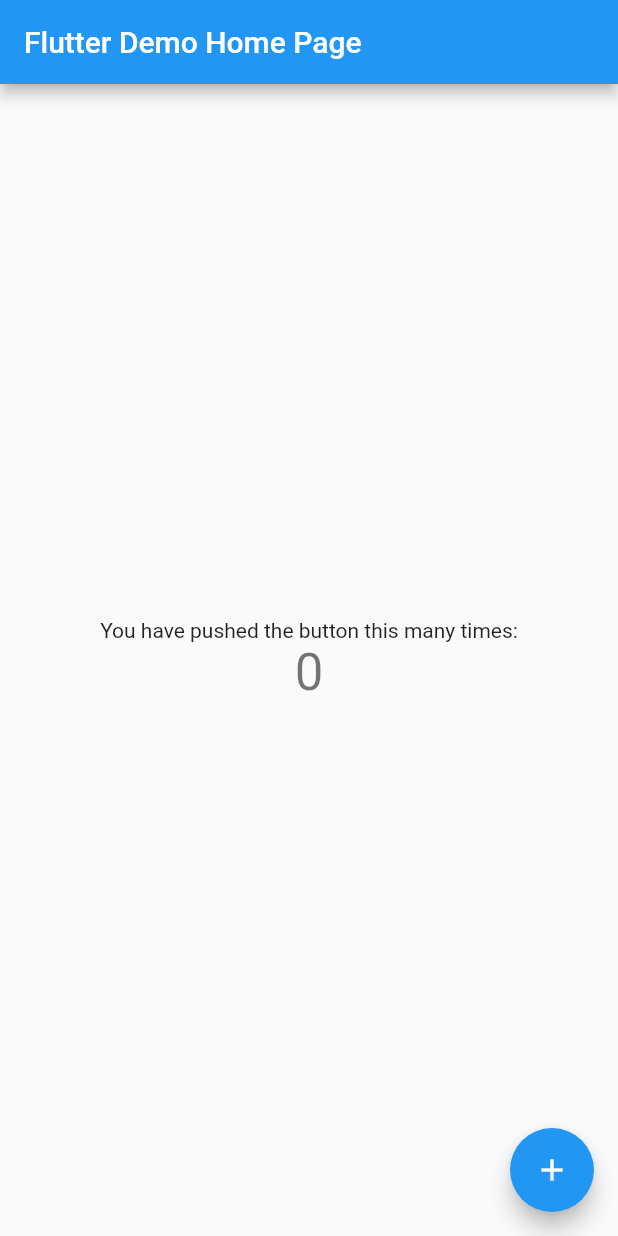
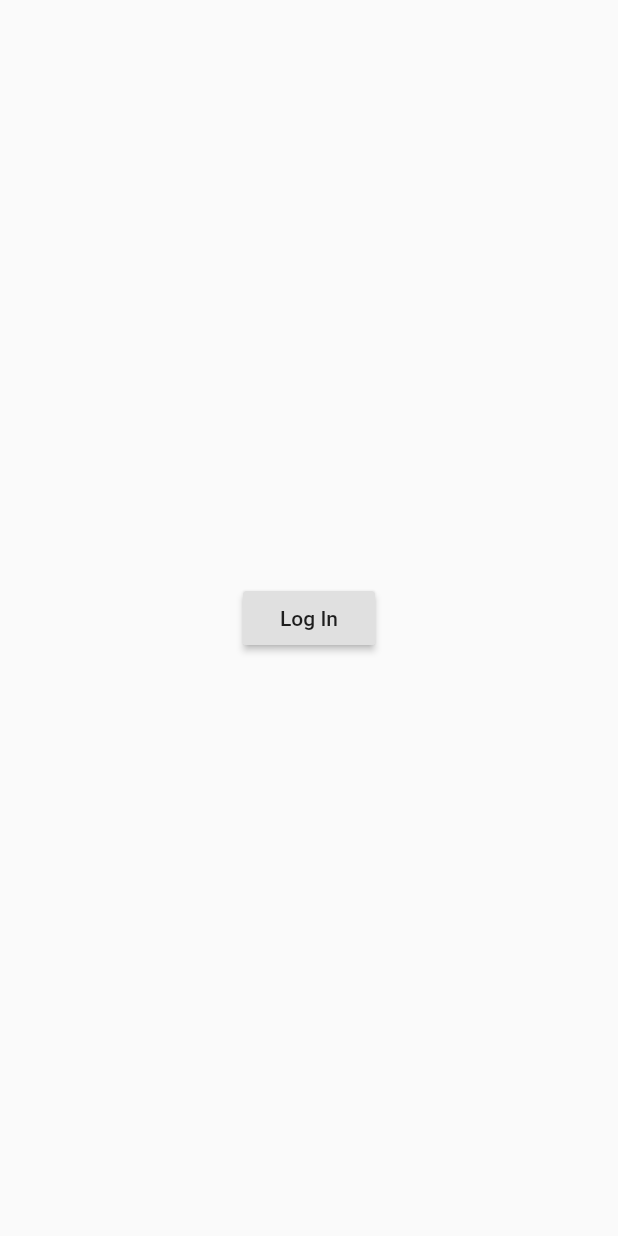
Before and after one commit to dsc-tiu/DSC-TIU-APP, a Flutter app: the screen it shows after launch, on a phone screen of 412 x 824 dp. Run offline on Flutter 3.47's test engine with Material 2 defaults, Android fonts, the phone set to English and light mode, and no system bars; our stand-ins replace firebase_auth, google_sign_in; accounts and stored records are empty.

```diff
--- a/lib/main.dart
+++ b/lib/main.dart
@@ -1,111 +1,23 @@
+import 'package:dsc_tiu/utils/root_page.dart';
+import 'package:firebase_auth/firebase_auth.dart';
 import 'package:flutter/material.dart';
+import 'package:flutter/services.dart';
+import 'package:provider/provider.dart';
 
-void main() => runApp(MyApp());
+Future<void> main() async {
+  WidgetsFlutterBinding.ensureInitialized();
+  SystemChrome.setPreferredOrientations(
+      [DeviceOrientation.portraitUp, DeviceOrientation.portraitDown]);
+
+  runApp(MyApp());
+}
 
 class MyApp extends StatelessWidget {
-  // This widget is the root of your application.
   @override
   Widget build(BuildContext context) {
-    return MaterialApp(
-      title: 'Flutter Demo',
-      theme: ThemeData(
-        // This is the theme of your application.
-        //
-        // Try running your application with "flutter run". You'll see the
-        // application has a blue toolbar. Then, without quitting the app, try
-        // changing the primarySwatch below to Colors.green and then invoke
-        // "hot reload" (press "r" in the console where you ran "flutter run",
-        // or simply save your changes to "hot reload" in a Flutter IDE).
-        // Notice that the counter didn't reset back to zero; the application
-        // is not restarted.
-        primarySwatch: Colors.blue,
-      ),
-      home: MyHomePage(title: 'Flutter Demo Home Page'),
+    return StreamProvider<FirebaseUser>.value(
+      value: FirebaseAuth.instance.onAuthStateChanged,
+      child: RootPage(),
     );
   }
 }
-
-class MyHomePage extends StatefulWidget {
-  MyHomePage({Key key, this.title}) : super(key: key);
-
-  // This widget is the home page of your application. It is stateful, meaning
-  // that it has a State object (defined below) that contains fields that affect
-  // how it looks.
-
-  // This class is the configuration for the state. It holds the values (in this
-  // case the title) provided by the parent (in this case the App widget) and
-  // used by the build method of the State. Fields in a Widget subclass are
-  // always marked "final".
-
-  final String title;
-
-  @override
-  _MyHomePageState createState() => _MyHomePageState();
-}
-
-class _MyHomePageState extends State<MyHomePage> {
-  int _counter = 0;
-
-  void _incrementCounter() {
-    setState(() {
-      // This call to setState tells the Flutter framework that something has
-      // changed in this State, which causes it to rerun the build method below
-      // so that the display can reflect the updated values. If we changed
-      // _counter without calling setState(), then the build method would not be
-      // called again, and so nothing would appear to happen.
-      _counter++;
-    });
-  }
-
-  @override
-  Widget build(BuildContext context) {
-    // This method is rerun every time setState is called, for instance as done
-    // by the _incrementCounter method above.
-    //
-    // The Flutter framework has been optimized to make rerunning build methods
-    // fast, so that you can just rebuild anything that needs updating rather
-    // than having to individually change instances of widgets.
-    return Scaffold(
-      appBar: AppBar(
-        // Here we take the value from the MyHomePage object that was created by
-        // the App.build method, and use it to set our appbar title.
-        title: Text(widget.title),
-      ),
-      body: Center(
-        // Center is a layout widget. It takes a single child and positions it
-        // in the middle of the parent.
-        child: Column(
-          // Column is also a layout widget. It takes a list of children and
-          // arranges them vertically. By default, it sizes itself to fit its
-          // children horizontally, and tries to be as tall as its parent.
-          //
-          // Invoke "debug painting" (press "p" in the console, choose the
-          // "Toggle Debug Paint" action from the Flutter Inspector in Android
-          // Studio, or the "Toggle Debug Paint" command in Visual Studio Code)
-          // to see the wireframe for each widget.
-          //
-          // Column has various properties to control how it sizes itself and
-          // how it positions its children. Here we use mainAxisAlignment to
-          // center the children vertically; the main axis here is the vertical
-          // axis because Columns are vertical (the cross axis would be
-          // horizontal).
-          mainAxisAlignment: MainAxisAlignment.center,
-          children: <Widget>[
-            Text(
-              'You have pushed the button this many times:',
-            ),
-            Text(
-              '$_counter',
-              style: Theme.of(context).textTheme.display1,
-            ),
-          ],
-        ),
-      ),
-      floatingActionButton: FloatingActionButton(
-        onPressed: _incrementCounter,
-        tooltip: 'Increment',
-        child: Icon(Icons.add),
-      ), // This trailing comma makes auto-formatting nicer for build methods.
-    );
-  }
-}
--- /dev/null
+++ b/lib/screens/sign_in_page.dart
@@ -0,0 +1,18 @@
+import 'package:dsc_tiu/utils/auth.dart';
+import 'package:flutter/material.dart';
+
+class SignInPage extends StatelessWidget {
+  @override
+  Widget build(BuildContext context) {
+    return Scaffold(
+      body: Center(
+        child: RaisedButton(
+          child: Text('Log In'),
+          onPressed: () async {
+            await Auth().googleSignIn();
+          },
+        ),
+      ),
+    );
+  }
+}
--- /dev/null
+++ b/lib/utils/auth.dart
@@ -0,0 +1,38 @@
+import 'package:firebase_auth/firebase_auth.dart';
+import 'package:google_sign_in/google_sign_in.dart';
+
+class Auth {
+  //Creating Singleton class
+  static final Auth _singleton = Auth._internal();
+  factory Auth() => _singleton;
+  Auth._internal();
+
+  final FirebaseAuth _firebaseAuth = FirebaseAuth.instance;
+  final GoogleSignIn _googleSignIn = GoogleSignIn(
+    // scopes: <String>[
+    //   'email',
+    //   'profile',
+    // ],
+  );
+  //Gets current logged in user else return null
+  Future<FirebaseUser> getCurrentUser() async =>
+      await _firebaseAuth.currentUser();
+  //Sign in user with google account
+  Future<FirebaseUser> googleSignIn() async {
+    final GoogleSignInAccount googleUser = await _googleSignIn.signIn();
+    final GoogleSignInAuthentication googleAuth =
+        await googleUser.authentication;
+
+    final AuthCredential credential = GoogleAuthProvider.getCredential(
+      accessToken: googleAuth.accessToken,
+      idToken: googleAuth.idToken,
+    );
+    final FirebaseUser user =
+        (await _firebaseAuth.signInWithCredential(credential)).user;
+    print("signed in " + user.displayName);
+    return user;
+  }
+
+  //Signs out user from the app
+  Future<void> signOut() async => await _firebaseAuth.signOut();
+}
--- /dev/null
+++ b/lib/utils/dsc_tiu.dart
@@ -0,0 +1,3 @@
+class DSCTIU{
+
+}
--- /dev/null
+++ b/lib/utils/root_page.dart
@@ -0,0 +1,16 @@
+import 'package:dsc_tiu/screens/home_page.dart';
+import 'package:dsc_tiu/screens/sign_in_page.dart';
+import 'package:firebase_auth/firebase_auth.dart';
+import 'package:flutter/material.dart';
+import 'package:provider/provider.dart';
+
+class RootPage extends StatelessWidget {
+  @override
+  Widget build(BuildContext context) {
+    bool isLoggedIn = Provider.of<FirebaseUser>(context) != null;
+    return MaterialApp(
+      debugShowCheckedModeBanner: false,
+      home: isLoggedIn ? HomePage() : SignInPage(),
+    );
+  }
+}
--- a/pubspec.yaml
+++ b/pubspec.yaml
@@ -25,6 +25,8 @@ dependencies:
   firebase_storage: ^3.0.6
   firebase_messaging: ^5.1.6
   google_sign_in: ^4.0.7
+  cloud_functions: ^0.4.1+1
+  cloud_firestore: ^0.12.9+5
 
   # The following adds the Cupertino Icons font to your application.
   # Use with the CupertinoIcons class for iOS style icons.
@@ -47,8 +49,8 @@ flutter:
   uses-material-design: true
 
   # To add assets to your application, add an assets section, like this:
-  # assets:
-  #  - images/a_dot_burr.jpeg
+  assets:
+   - assets/images/
   #  - images/a_dot_ham.jpeg
 
   # An image asset can refer to one or more resolution-specific "variants", see
```
Also changed, not shown: lib/screens/home_page.dart (added, +16 -0 lines), assets/images/googleLogo.png (added), pubspec.lock.
